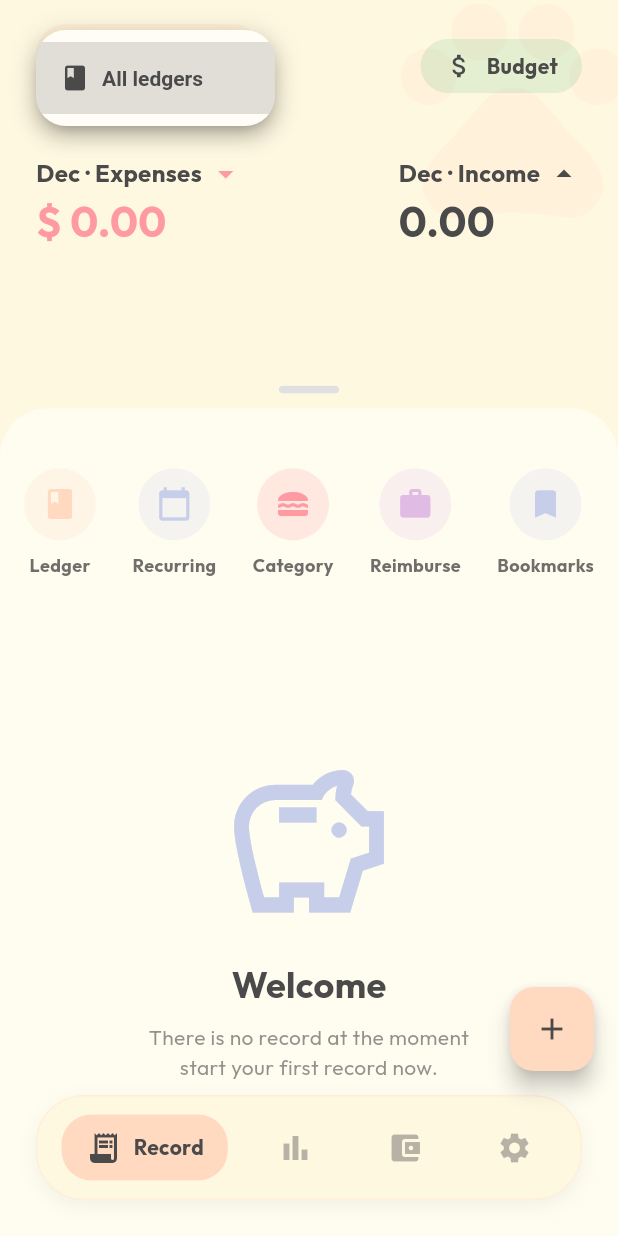
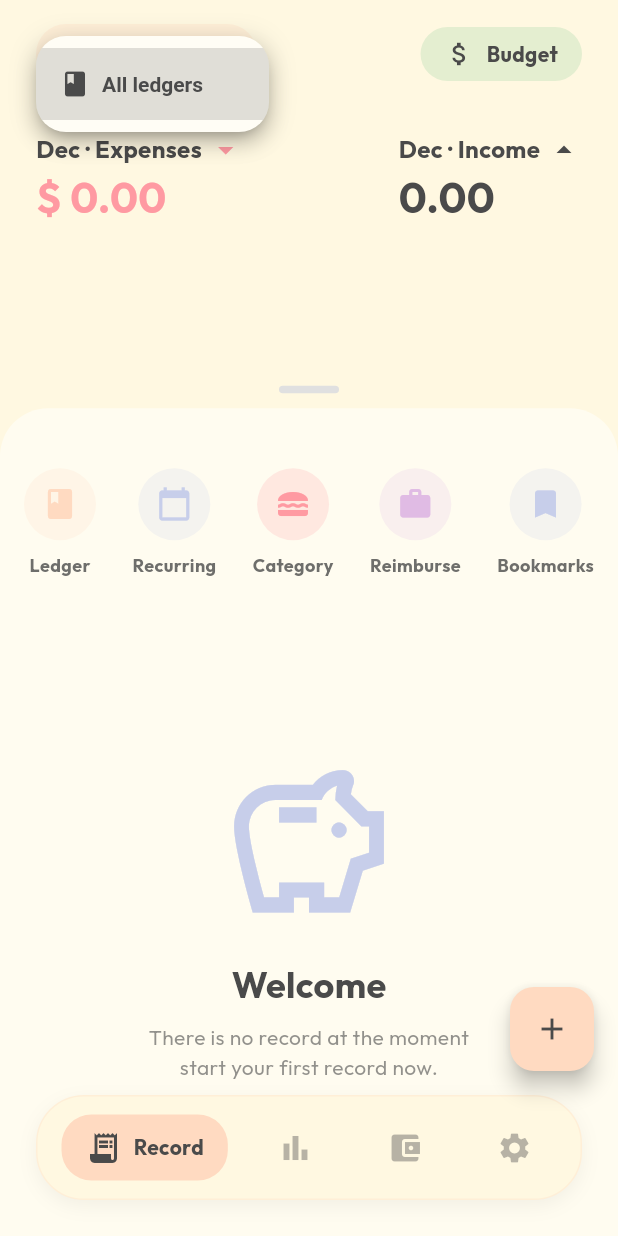
Before and after one commit to amerfathullah/neko-money-manager, a Flutter app: the screen it shows once a user with an empty profile is signed in, after a tap on "All ledgers", on a phone screen of 412 x 824 dp. Run offline on Flutter 3.47's test engine with Material 3 defaults, Android fonts, the phone set to English and light mode, and no system bars; our stand-ins replace cloud_firestore, firebase_auth, firebase_core, fl_chart, flutter_riverpod, google_fonts and 4 more; accounts and stored records are empty; network calls fail.

Commit message:
resize button on pages

```diff
--- a/lib/features/assets/presentation/pages/assets_page.dart
+++ b/lib/features/assets/presentation/pages/assets_page.dart
@@ -59,19 +59,7 @@
             bottom: false,
             child: Stack(
               children: [
-                // Background Elements (Cat Top Right - reuse from Home)
-                Positioned(
-                  top: -20,
-                  right: -20,
-                  child: Opacity(
-                    opacity: 0.2,
-                    child: Icon(
-                      Icons.pets,
-                      size: 180,
-                      color: AppColors.pastelOrange,
-                    ),
-                  ),
-                ),
+                // Background Elements (Cat Top Right) - REMOVED
 
                 // Top Content
                 Column(
@@ -86,7 +74,7 @@
                             data: (ledgers) => Container(
                               padding: const EdgeInsets.symmetric(
                                 horizontal: 16,
-                                vertical: 4,
+                                vertical: 8,
                               ),
                               decoration: BoxDecoration(
                                 color: AppColors.pastelOrange.withValues(
@@ -97,9 +85,11 @@
                               child: DropdownButtonHideUnderline(
                                 child: DropdownButton<String?>(
                                   value: _selectedLedgerId,
+                                  isDense: true,
                                   icon: const Icon(
                                     Icons.arrow_drop_down,
                                     color: AppColors.textDark,
+                                    size: 20,
                                   ),
                                   style: const TextStyle(
                                     fontWeight: FontWeight.bold,
--- a/lib/features/home/presentation/pages/home_page.dart
+++ b/lib/features/home/presentation/pages/home_page.dart
@@ -162,19 +162,7 @@
         bottom: false,
         child: Stack(
           children: [
-            // Background Elements (e.g., Cat Top Right)
-            Positioned(
-              top: -20,
-              right: -20,
-              child: Opacity(
-                opacity: 0.2,
-                child: Icon(
-                  Icons.pets,
-                  size: 180,
-                  color: AppColors.pastelOrange,
-                ),
-              ),
-            ),
+            // Background Elements (Cat Top Right) - REMOVED
 
             // Top Content (Fixed)
             Column(
@@ -190,7 +178,7 @@
                         data: (ledgers) => Container(
                           padding: const EdgeInsets.symmetric(
                             horizontal: 16,
-                            vertical: 4,
+                            vertical: 8,
                           ),
                           decoration: BoxDecoration(
                             color: AppColors.pastelOrange.withValues(
@@ -201,9 +189,11 @@
                           child: DropdownButtonHideUnderline(
                             child: DropdownButton<String?>(
                               value: _selectedLedgerId,
+                              isDense: true,
                               icon: const Icon(
                                 Icons.arrow_drop_down,
                                 color: AppColors.textDark,
+                                size: 20,
                               ),
                               style: const TextStyle(
                                 fontWeight: FontWeight.bold,
--- a/lib/features/transactions/presentation/pages/transactions_list_page.dart
+++ b/lib/features/transactions/presentation/pages/transactions_list_page.dart
@@ -1,5 +1,4 @@
 import 'package:flutter/material.dart';
-import '../../../../core/constants/app_colors.dart';
 
 import 'package:flutter_riverpod/flutter_riverpod.dart';
 
@@ -231,19 +230,7 @@
             bottom: false,
             child: Stack(
               children: [
-                // Background Elements
-                Positioned(
-                  top: -20,
-                  right: -20,
-                  child: Opacity(
-                    opacity: 0.2,
-                    child: Icon(
-                      Icons.pets,
-                      size: 150,
-                      color: AppColors.pastelOrange,
-                    ),
-                  ),
-                ),
+                // Background Elements - REMOVED
 
                 // Top Section
                 Column(
--- a/lib/features/transactions/presentation/widgets/transactions_list_widgets.dart
+++ b/lib/features/transactions/presentation/widgets/transactions_list_widgets.dart
@@ -44,23 +44,6 @@
     this.customDateRange,
   });
 
-  String get _timeRangeLabel {
-    switch (timeRange) {
-      case TransactionTimeRange.daily:
-        return 'Daily';
-      case TransactionTimeRange.weekly:
-        return 'Weekly';
-      case TransactionTimeRange.monthly:
-        return 'Monthly';
-      case TransactionTimeRange.annual:
-        return 'Annual';
-      case TransactionTimeRange.custom:
-        return 'Custom';
-      case TransactionTimeRange.all:
-        return 'All';
-    }
-  }
-
   String get _dateDisplay {
     switch (timeRange) {
       case TransactionTimeRange.daily:
@@ -96,7 +79,7 @@
               Container(
                 padding: const EdgeInsets.symmetric(
                   horizontal: 16,
-                  vertical: 4,
+                  vertical: 8,
                 ),
                 decoration: BoxDecoration(
                   color: AppColors.pastelOrange.withValues(alpha: 0.3),
@@ -105,9 +88,11 @@
                 child: DropdownButtonHideUnderline(
                   child: DropdownButton<String?>(
                     value: selectedLedgerId,
+                    isDense: true,
                     icon: const Icon(
                       Icons.arrow_drop_down,
                       color: AppColors.textDark,
+                      size: 20,
                     ),
                     style: const TextStyle(
                       fontWeight: FontWeight.bold,
@@ -173,7 +158,7 @@
                 borderRadius: BorderRadius.circular(20),
                 child: Container(
                   padding: const EdgeInsets.symmetric(
-                    horizontal: 12,
+                    horizontal: 16,
                     vertical: 8,
                   ),
                   decoration: BoxDecoration(
@@ -184,33 +169,32 @@
                     children: [
                       const Icon(
                         Icons.calendar_month,
-                        size: 18,
+                        size: 20,
                         color: AppColors.textDark,
                       ),
                       const SizedBox(width: 8),
-                      Column(
-                        crossAxisAlignment: CrossAxisAlignment.start,
-                        children: [
-                          Text(
-                            _timeRangeLabel,
-                            style: const TextStyle(
-                              fontSize: 10,
-                              color: Colors.grey,
-                            ),
-                          ),
-                          Text(
-                            _dateDisplay,
-                            style: const TextStyle(
-                              fontWeight: FontWeight.bold,
-                              fontSize: 12,
-                            ),
-                          ),
-                        ],
+                      Text(
+                        _dateDisplay,
+                        style: const TextStyle(
+                          fontWeight: FontWeight.bold,
+                          color: AppColors.textDark,
+                        ),
                       ),
-                      const Icon(
-                        Icons.arrow_drop_down,
-                        color: AppColors.textDark,
-                      ),
+                      /* The dropdown arrow is not standard on other buttons, but seems useful here due to context.
+                         However, user asked for "same size".
+                         "Budget" button just has (Icon + Label). "Transfer" has (Icon + Label).
+                         If I keep the arrow, it might make it wider.
+                         Looking at "Budget" button code in HomePage:
+                         _TopPill(icon: Icons.attach_money, label: 'Budget', ...)
+                         Row(Icon(20), Space(8), Text(bold)).
+                         I will replicate that EXACT structure.
+                         However, "Time Filter" usually implies a selection, so maybe the arrow is desired?
+                         But strictly "same size" implies similar structure.
+                         Let's stick to the visual standard of the other two which do NOT have an arrow.
+                         Actually, wait. The user said "Time filter button", which implies changing it.
+                         Let's keep it clean: Icon + Text.
+                         The user will tap it to change.
+                      */
                     ],
                   ),
                 ),
```
